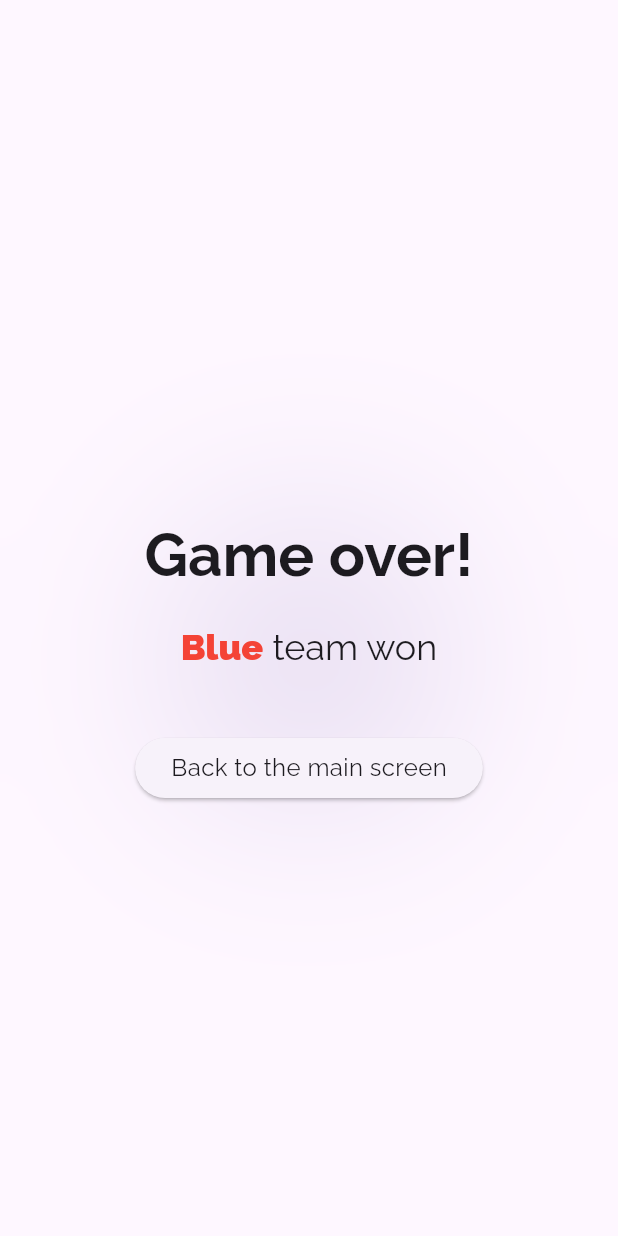
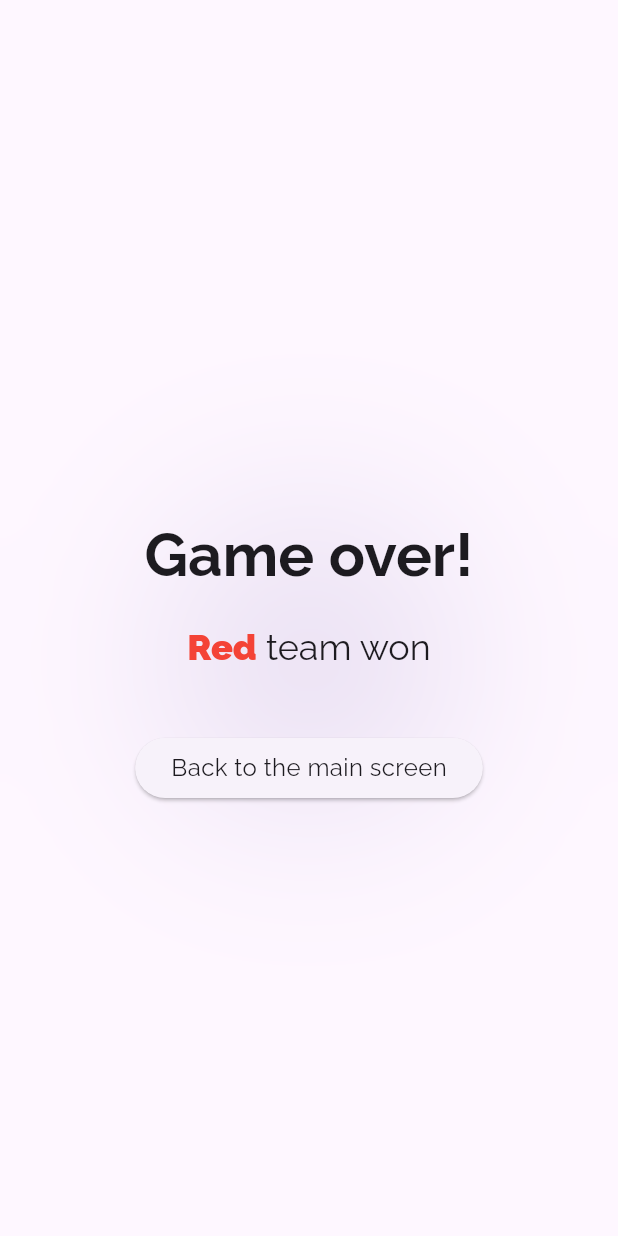
Before and after one commit to artemhula/codenames, a Flutter app: the EndGameScreen screen opened directly with empty values, on a phone screen of 412 x 824 dp. Run offline on Flutter 3.47's test engine with Material 3 defaults, Android fonts, the phone set to English and light mode, and no system bars; our stand-ins replace confetti, equatable, flip_card, flutter_dotenv, flutter_redux, flutter_styled_toast and 8 more; missing offline and left inert: flutter_web_frame; accounts and stored records are empty; generated files the repository leaves out were written again; network calls fail.

Commit message:
Bug fix and refactor

```diff
--- a/lib/app.dart
+++ b/lib/app.dart
@@ -40,7 +40,7 @@ class CodenamesGame extends StatelessWidget {
               darkTheme: darkTheme,
               themeMode: state.themeMode,
               debugShowCheckedModeBanner: false,
-              home: Scaffold(
+              home: const Scaffold(
                 body: HelloScreen(),
               ),
             ),
--- a/lib/features/game/screens/end_game_screen.dart
+++ b/lib/features/game/screens/end_game_screen.dart
@@ -4,6 +4,7 @@ import 'package:codenames/generated/l10n.dart';
 import 'package:codenames/locator.dart';
 import 'package:codenames/redux/actions.dart';
 import 'package:codenames/redux/state.dart';
+import 'package:codenames/shared/constants.dart';
 import 'package:codenames/shared/widgets/background.dart';
 import 'package:flutter/material.dart';
 import 'package:just_audio/just_audio.dart';
@@ -47,32 +48,27 @@ class _EndGameScreenState extends State<EndGameScreen> {
                 children: [
                   Text(
                     S.of(context).gameOver,
+                    textAlign: TextAlign.center,
                     style: Theme.of(context).textTheme.headlineMedium,
                   ),
-                  const SizedBox(height: 20),
+                  const SizedBox(height: Constants.widgetsSpacing),
+
                   Row(
                     mainAxisAlignment: MainAxisAlignment.center,
                     children: [
                       Text(
-                        widget.winnerTeam == "blue"
-                            ? S.of(context).blue
-                            : S.of(context).blue,
-                        style: Theme.of(context)
-                            .textTheme
-                            .headlineSmall!
-                            .copyWith(
-                                color: widget.winnerTeam == "blue"
-                                    ? Colors.blue
-                                    : Colors.red,
-                                fontWeight: FontWeight.w900),
+                        widget.winnerTeam == "blue" ? S.of(context).blue : S.of(context).red,
+                        style: Theme.of(context).textTheme.headlineSmall!.copyWith(
+                            color: widget.winnerTeam == "blue" ? Colors.blue : Colors.red, fontWeight: FontWeight.w900),
                       ),
                       Text(
                         S.of(context).teamWon,
+                        textAlign: TextAlign.center,
                         style: Theme.of(context).textTheme.headlineSmall,
                       ),
                     ],
                   ),
-                  const SizedBox(height: 20),
+                  const SizedBox(height: Constants.widgetsSpacing),
                   // Row(
                   //   mainAxisAlignment: MainAxisAlignment.center,
                   //   children: [
@@ -106,7 +102,7 @@ class _EndGameScreenState extends State<EndGameScreen> {
                   //     ),
                   //   ],
                   // ),
-                  const SizedBox(height: 20),
+                  const SizedBox(height: Constants.widgetsSpacing),
                   ElevatedButton(
                     onPressed: () {
                       sl<Store<AppState>>().dispatch(ClearRoomStateAction());
@@ -125,6 +121,7 @@ class _EndGameScreenState extends State<EndGameScreen> {
                 ],
               ),
             ),
+
             TeamConfetti(winnerTeam: widget.winnerTeam),
           ],
         ),
--- a/lib/features/game/widgets/team_confetti.dart
+++ b/lib/features/game/widgets/team_confetti.dart
@@ -1,7 +1,6 @@
 import 'package:codenames/shared/constants.dart';
 import 'package:confetti/confetti.dart';
 import 'package:flutter/material.dart';
-import 'package:vibration/vibration.dart';
 
 class TeamConfetti extends StatefulWidget {
   const TeamConfetti({super.key, required this.winnerTeam});
@@ -22,7 +21,6 @@ class _TeamConfettiState extends State<TeamConfetti> {
     _controllerCenterLeft = ConfettiController(duration: const Duration(seconds: 10));
     _controllerCenterRight.play();
     _controllerCenterLeft.play();
-    Vibration.vibrate(pattern: [100, 100, 100, 100, 100, 100, 100, 100, 100, 100, 100, 100,100, 100, 100, 100, 100, 100],);
   }
 
   @override
--- a/lib/features/menu/screens/first_screen.dart
+++ b/lib/features/menu/screens/first_screen.dart
@@ -71,6 +71,7 @@ class _HelloScreenState extends State<HelloScreen> {
                         const SizedBox(height: 10),
                         Text(
                           S.of(context).hello,
+                          textAlign: TextAlign.center,
                           style: Theme.of(context).textTheme.bodyLarge,
                         ),
                         const SizedBox(height: 20),
--- a/lib/l10n/intl_en.arb
+++ b/lib/l10n/intl_en.arb
@@ -19,7 +19,7 @@
   "join": "Join",
   "becomeACaptain": "Become a captain",
   "becomeAPlayer": "Become a player",
-  "startTheGame": "Start the game",
+  "startTheGame": "Start game",
   "gameOver": "Game over!",
   "teamWon": " team won",
   "backToMainScreen": "Back to the main screen",
--- a/lib/l10n/intl_ru.arb
+++ b/lib/l10n/intl_ru.arb
@@ -19,7 +19,7 @@
   "join": "Присоединиться",
   "becomeACaptain": "Стать капитаном",
   "becomeAPlayer": "Стать игроком",
-  "startTheGame": "Запустить игру",
+  "startTheGame": "Начать игру",
   "gameOver": "Игра закончилась!",
   "teamWon": " команда победила",
   "backToMainScreen": "К главному экрану",
--- a/lib/l10n/intl_uk.arb
+++ b/lib/l10n/intl_uk.arb
@@ -19,7 +19,7 @@
   "join": "Приєднатися",
   "becomeACaptain": "Стати капітаном",
   "becomeAPlayer": "Стати гравцем",
-  "startTheGame": "Запустити гру",
+  "startTheGame": "Почати гру",
   "gameOver": "Гра закінчилась!",
   "teamWon": " команда перемогла",
   "backToMainScreen": "До головного екрану",
--- a/lib/redux/actions.dart
+++ b/lib/redux/actions.dart
@@ -91,7 +91,11 @@ class JoinTeamAction {
   final String team;
 }
 
-class ToggleRoleAction {}
+class ToggleRoleAction {
+  const ToggleRoleAction({required this.futureRole});
+
+  final String futureRole;
+}
 
 class LeaveRoomAction {}
 
--- a/lib/shared/constants.dart
+++ b/lib/shared/constants.dart
@@ -6,6 +6,7 @@ class Constants {
   static const double textMaxHeight = 45.0;
   static const double textMaxWidth= 250.0;
   static const double cardPadding = 5.0;
+  static const double widgetsSpacing = 20.0;
   static const double progressIndicatorRadius = 10.0;
   static const redColor = Color.fromARGB(255, 255, 80, 80);
   static const blueColor = Color.fromARGB(255, 80, 80, 253);
```
Also changed, not shown: lib/features/game/screens/choose_role_screen.dart (+23 -38 lines), lib/features/game/screens/game_screen.dart (+14 -29 lines), lib/features/game/widgets/back_button.dart (deleted, +0 -22 lines), lib/features/game/widgets/word_card.dart (+14 -16 lines), lib/features/game/widgets/word_cards.dart (+14 -4 lines), lib/features/settings/screens/settings_screen.dart (+7 -7 lines), lib/redux/middleware/socket_middleware.dart (+9 -8 lines), lib/shared/models/user.dart (+4 -3 lines), lib/generated/intl/messages_en.dart, lib/generated/intl/messages_ru.dart, lib/generated/intl/messages_uk.dart, lib/generated/l10n.dart, lib/shared/models/user.g.dart.
